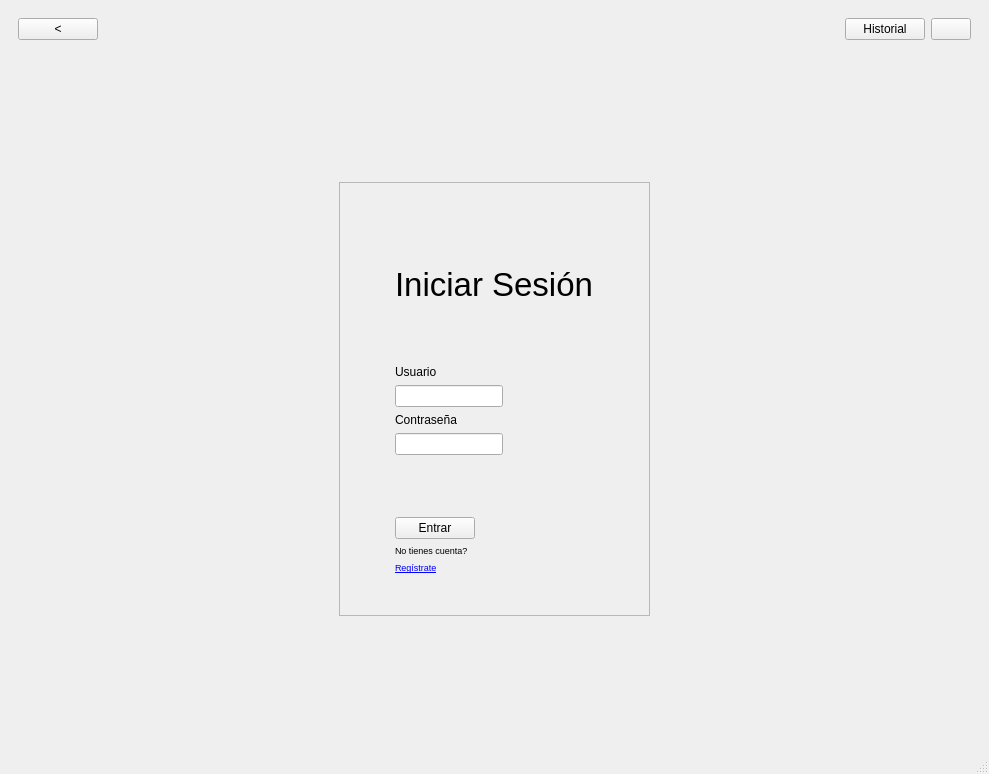
Above: proyecto/mainwindow.ui from anaasemad/IHM_carta before the change. Below: the same form after it.
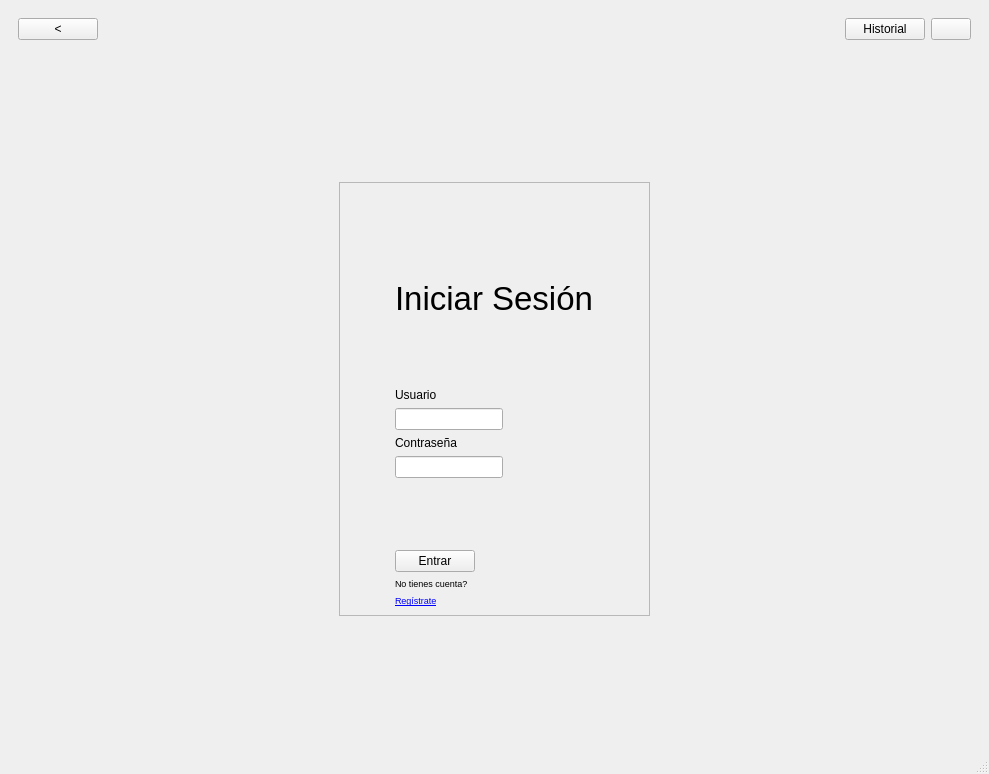
That is the form after the change. The open tabs and pages were chosen to show the change. Icons and pictures are not drawn.

Commit message: link_registro

Diff of the .ui file:
```diff
--- a/proyecto/mainwindow.ui
+++ b/proyecto/mainwindow.ui
@@ -287,8 +287,8 @@
                  </font>
                 </property>
                 <property name="text">
-                 <string>&lt;a href=&quot;#&quot;&gt;Regístrate&lt;/a&gt;
-&lt;html&gt;&lt;head/&gt;&lt;body&gt;&lt;p&gt;&lt;br/&gt;&lt;/p&gt;&lt;/body&gt;&lt;/html&gt;</string>
+                 <string>&lt;a href=&quot;registro&quot;&gt;Regístrate&lt;/a&gt;
+</string>
                 </property>
                 <property name="textFormat">
                  <enum>Qt::TextFormat::RichText</enum>
```
Left out of the diff: 7 changed lines with no effect on the pictures. The commit also changes 2 other files.
